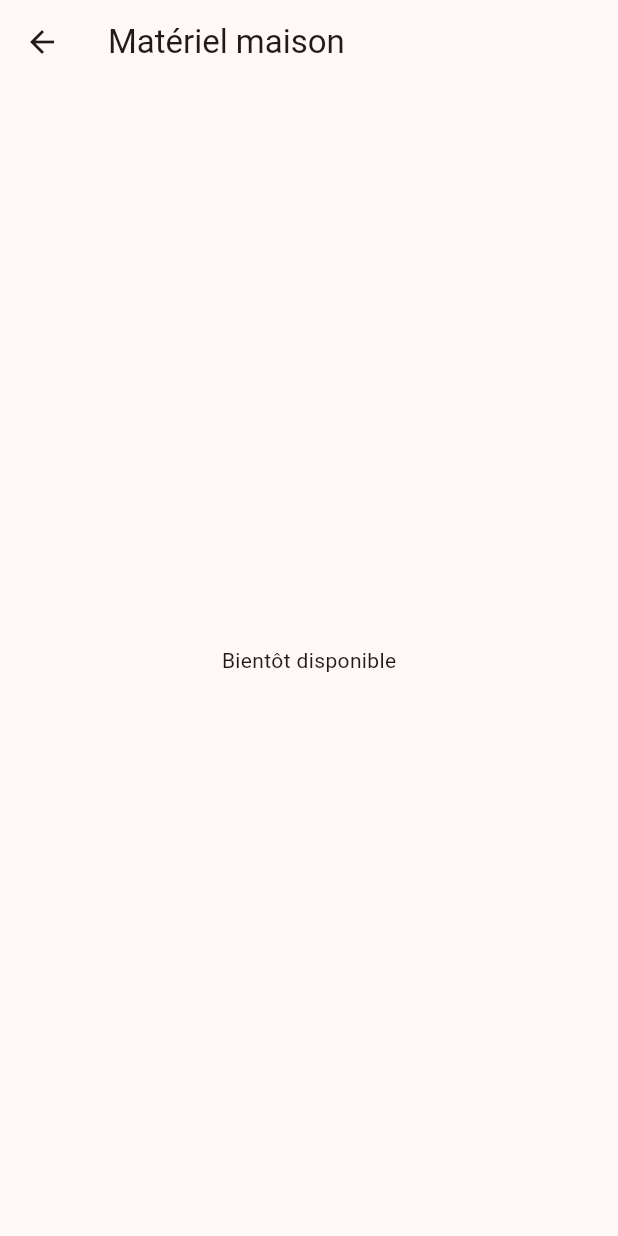
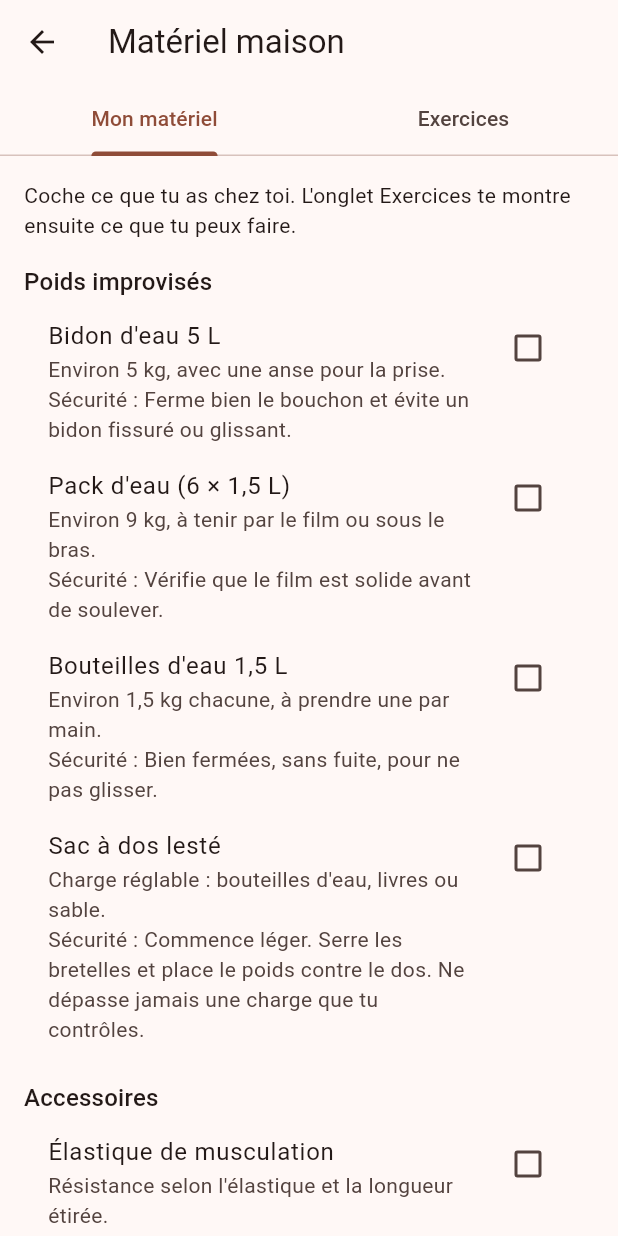
Before and after one commit to yoannbarbin-netizen/Yowda, a Flutter app: the screen it shows after launch, after a tap on "Matériel maison", on a phone screen of 412 x 824 dp. Run offline on Flutter 3.47's test engine with Material 3 defaults, Android fonts, the phone set to English and light mode, and no system bars.

Commit message:
Section Materiel maison : selection du materiel et exercices compatibles

```diff
--- /dev/null
+++ b/lib/data/materiel_maison.dart
@@ -0,0 +1,223 @@
+class Materiel {
+  final String id;
+  final String nom;
+  final String categorie;
+  final String charge;
+  final String securite;
+
+  const Materiel({
+    required this.id,
+    required this.nom,
+    required this.categorie,
+    required this.charge,
+    required this.securite,
+  });
+}
+
+class ExerciceMaison {
+  final String nom;
+  final String muscles;
+  final List<String> requis;
+  final List<String> auChoix;
+  final String consigne;
+  final String securite;
+
+  const ExerciceMaison({
+    required this.nom,
+    required this.muscles,
+    this.requis = const [],
+    this.auChoix = const [],
+    required this.consigne,
+    required this.securite,
+  });
+
+  bool estPossible(Set<String> possede) {
+    final toutLeRequis = requis.every(possede.contains);
+    final unChoix = auChoix.isEmpty || auChoix.any(possede.contains);
+    return toutLeRequis && unChoix;
+  }
+}
+
+String nomMateriel(String id) =>
+    materiels.firstWhere((m) => m.id == id).nom;
+
+const List<Materiel> materiels = [
+  Materiel(
+    id: 'bidon5l',
+    nom: "Bidon d'eau 5 L",
+    categorie: "Poids improvisés",
+    charge: "Environ 5 kg, avec une anse pour la prise.",
+    securite: "Ferme bien le bouchon et évite un bidon fissuré ou glissant.",
+  ),
+  Materiel(
+    id: 'packEau',
+    nom: "Pack d'eau (6 × 1,5 L)",
+    categorie: "Poids improvisés",
+    charge: "Environ 9 kg, à tenir par le film ou sous le bras.",
+    securite: "Vérifie que le film est solide avant de soulever.",
+  ),
+  Materiel(
+    id: 'bouteilles',
+    nom: "Bouteilles d'eau 1,5 L",
+    categorie: "Poids improvisés",
+    charge: "Environ 1,5 kg chacune, à prendre une par main.",
+    securite: "Bien fermées, sans fuite, pour ne pas glisser.",
+  ),
+  Materiel(
+    id: 'sacLeste',
+    nom: "Sac à dos lesté",
+    categorie: "Poids improvisés",
+    charge: "Charge réglable : bouteilles d'eau, livres ou sable.",
+    securite:
+        "Commence léger. Serre les bretelles et place le poids contre le dos. Ne dépasse jamais une charge que tu contrôles.",
+  ),
+  Materiel(
+    id: 'elastique',
+    nom: "Élastique de musculation",
+    categorie: "Accessoires",
+    charge: "Résistance selon l'élastique et la longueur étirée.",
+    securite: "Vérifie qu'il n'est pas abîmé et fixe-le solidement.",
+  ),
+  Materiel(
+    id: 'serviette',
+    nom: "Grande serviette",
+    categorie: "Accessoires",
+    charge: "Sert de poignée ou de tirage, sans charge propre.",
+    securite: "Choisis une serviette solide, sans trou ni déchirure.",
+  ),
+  Materiel(
+    id: 'barreTraction',
+    nom: "Barre de traction (porte ou murale)",
+    categorie: "Supports",
+    charge: "Supporte ton poids du corps, selon le modèle.",
+    securite:
+        "Vérifie la fixation avant chaque séance. Ne l'utilise pas si le cadre de porte ou le mur est fragile.",
+  ),
+  Materiel(
+    id: 'chaise',
+    nom: "Chaise solide",
+    categorie: "Mobilier",
+    charge: "Sert d'appui, sans charge propre.",
+    securite:
+        "Sans roulettes, stable, appuyée contre un mur. Teste-la avant de lui confier ton poids.",
+  ),
+  Materiel(
+    id: 'table',
+    nom: "Table solide et lourde",
+    categorie: "Mobilier",
+    charge: "Sert de support pour les tirages au poids du corps.",
+    securite:
+        "Elle doit être très stable et ne pas bouger ni basculer. Si tu as un doute, ne t'en sers pas.",
+  ),
+];
+
+const List<ExerciceMaison> exercicesMaison = [
+  ExerciceMaison(
+    nom: "Curl biceps",
+    muscles: "Biceps",
+    auChoix: ['bidon5l', 'packEau', 'bouteilles', 'sacLeste'],
+    consigne:
+        "Debout, tiens ta charge le long du corps, coudes collés aux côtés. Plie les coudes pour monter la charge vers les épaules, puis redescends lentement.",
+    securite: "Dos droit, sans balancer le corps pour aider le mouvement.",
+  ),
+  ExerciceMaison(
+    nom: "Développé épaules",
+    muscles: "Épaules, triceps",
+    auChoix: ['bidon5l', 'bouteilles', 'packEau'],
+    consigne:
+        "Debout ou assis, charge à hauteur d'épaules. Pousse vers le haut jusqu'à bras tendus, puis redescends en contrôlant.",
+    securite: "Ne cambre pas le dos. Si ça tire dans le bas du dos, allège.",
+  ),
+  ExerciceMaison(
+    nom: "Élévations latérales",
+    muscles: "Épaules",
+    requis: ['bouteilles'],
+    consigne:
+        "Une bouteille par main, bras le long du corps. Monte les bras sur les côtés jusqu'à hauteur d'épaules, puis redescends doucement.",
+    securite: "Garde les coudes légèrement fléchis et évite de hausser les épaules.",
+  ),
+  ExerciceMaison(
+    nom: "Squat goblet",
+    muscles: "Cuisses, fessiers",
+    auChoix: ['sacLeste', 'bidon5l', 'packEau'],
+    consigne:
+        "Tiens la charge contre la poitrine. Pieds écartés à la largeur des épaules, descends en poussant les fesses en arrière, puis remonte en poussant dans les talons.",
+    securite: "Dos droit et genoux dans l'axe des pieds.",
+  ),
+  ExerciceMaison(
+    nom: "Soulevé de terre roumain",
+    muscles: "Ischio-jambiers, fessiers, bas du dos",
+    auChoix: ['packEau', 'bidon5l', 'sacLeste'],
+    consigne:
+        "Debout, charge devant les cuisses. Pousse les fesses vers l'arrière en gardant le dos plat, descends jusqu'aux genoux, puis remonte.",
+    securite: "Ne ronde jamais le dos. Allège si tu ne sens pas les cuisses arrière.",
+  ),
+  ExerciceMaison(
+    nom: "Tractions",
+    muscles: "Dos, biceps",
+    requis: ['barreTraction'],
+    consigne:
+        "Suspendu à la barre, mains un peu plus larges que les épaules. Tire jusqu'à passer le menton au-dessus de la barre, puis redescends lentement.",
+    securite: "Descends toujours en contrôle et vérifie la barre avant de commencer.",
+  ),
+  ExerciceMaison(
+    nom: "Tractions lestées",
+    muscles: "Dos, biceps",
+    requis: ['barreTraction'],
+    auChoix: ['sacLeste'],
+    consigne:
+        "Mets le sac lesté sur le dos, bien serré, puis fais des tractions comme d'habitude, en commençant avec une charge légère.",
+    securite:
+        "Le sac ne doit pas bouger pendant le mouvement. Augmente la charge très progressivement.",
+  ),
+  ExerciceMaison(
+    nom: "Rowing avec élastique",
+    muscles: "Dos, biceps",
+    requis: ['elastique'],
+    consigne:
+        "Fixe l'élastique devant toi à hauteur de poitrine. Tire les coudes vers l'arrière en serrant les omoplates, puis reviens lentement.",
+    securite: "Vérifie que l'attache de l'élastique est solide.",
+  ),
+  ExerciceMaison(
+    nom: "Développé pectoraux avec élastique",
+    muscles: "Pectoraux, triceps",
+    requis: ['elastique'],
+    consigne:
+        "Passe l'élastique dans ton dos, une extrémité dans chaque main. Pousse les mains vers l'avant jusqu'à bras tendus, puis reviens doucement.",
+    securite: "Garde l'élastique bien à plat dans le dos, sans qu'il remonte au cou.",
+  ),
+  ExerciceMaison(
+    nom: "Dips sur chaise",
+    muscles: "Triceps, épaules",
+    requis: ['chaise'],
+    consigne:
+        "Assis au bord d'une chaise, mains de chaque côté des hanches. Glisse le bassin devant la chaise, plie les coudes pour descendre, puis repousse.",
+    securite: "Chaise calée contre un mur. Ne descends pas trop bas si ça tire dans l'épaule.",
+  ),
+  ExerciceMaison(
+    nom: "Rowing inversé sous la table",
+    muscles: "Dos, biceps",
+    requis: ['table'],
+    consigne:
+        "Allonge-toi sous la table, saisis le bord et tire la poitrine vers le plateau, corps gainé, puis redescends doucement.",
+    securite:
+        "Table très stable et lourde, sinon renonce. Garde la tête sous contrôle pour ne pas cogner le plateau.",
+  ),
+  ExerciceMaison(
+    nom: "Pompes lestées",
+    muscles: "Pectoraux, triceps, épaules",
+    auChoix: ['sacLeste'],
+    consigne:
+        "Mets le sac lesté sur le dos, bien serré. Fais des pompes mains sous les épaules, corps gainé de la tête aux talons.",
+    securite:
+        "Commence avec peu de poids. Si le dos se creuse, enlève du poids ou retire le sac.",
+  ),
+  ExerciceMaison(
+    nom: "Montées sur chaise",
+    muscles: "Cuisses, fessiers",
+    requis: ['chaise'],
+    consigne:
+        "Face à la chaise, pose un pied dessus et monte en poussant dans ce pied. Redescends doucement, puis change de jambe.",
+    securite: "Chaise stable et calée contre un mur. Pose le pied entier sur l'assise.",
+  ),
+];
--- a/lib/fiche_modele.dart
+++ b/lib/fiche_modele.dart
@@ -52,7 +52,7 @@ class FichePage extends StatelessWidget {
                 Icon(Icons.play_circle_outline,
                     size: 56, color: couleurs.primary),
                 const SizedBox(height: 8),
-                const Text('Illustration / animation à venir'),
+                const Text('Illustration / animation � venir'),
               ],
             ),
           ),
@@ -68,7 +68,7 @@ class FichePage extends StatelessWidget {
           Text(fiche.musclesPrincipaux),
           _titre(context, 'Muscles secondaires'),
           Text(fiche.musclesSecondaires),
-          _titre(context, 'Exécution'),
+          _titre(context, 'Ex�cution'),
           for (var i = 0; i < fiche.etapes.length; i++)
             Padding(
               padding: const EdgeInsets.only(bottom: 8),
@@ -83,7 +83,7 @@ class FichePage extends StatelessWidget {
             ),
           _titre(context, 'Respiration'),
           Text(fiche.respiration),
-          _titre(context, 'Erreurs fréquentes'),
+          _titre(context, 'Erreurs fr�quentes'),
           for (final e in fiche.erreurs)
             Padding(
               padding: const EdgeInsets.only(bottom: 6),
--- a/lib/main.dart
+++ b/lib/main.dart
@@ -1,6 +1,7 @@
 import 'package:flutter/material.dart';
 import 'pages/echauffement_page.dart';
 import 'pages/etirements_page.dart';
+import 'pages/materiel_maison_page.dart';
 
 void main() => runApp(const AppliMuscu());
 
@@ -33,6 +34,8 @@ class HomePage extends StatelessWidget {
     switch (section) {
       case 'Échauffement':
         return const EchauffementPage();
+      case 'Matériel maison':
+        return const MaterielMaisonPage();
       case 'Étirements':
         return const EtirementsPage();
       default:
--- /dev/null
+++ b/lib/pages/materiel_maison_page.dart
@@ -0,0 +1,109 @@
+import 'package:flutter/material.dart';
+import '../data/materiel_maison.dart';
+
+class MaterielMaisonPage extends StatefulWidget {
+  const MaterielMaisonPage({super.key});
+
+  @override
+  State<MaterielMaisonPage> createState() => _MaterielMaisonPageState();
+}
+
+class _MaterielMaisonPageState extends State<MaterielMaisonPage> {
+  final Set<String> _possede = {};
+
+  @override
+  Widget build(BuildContext context) {
+    return DefaultTabController(
+      length: 2,
+      child: Scaffold(
+        appBar: AppBar(
+          title: const Text('Matériel maison'),
+          bottom: const TabBar(
+            tabs: [Tab(text: 'Mon matériel'), Tab(text: 'Exercices')],
+          ),
+        ),
+        body: TabBarView(children: [_ongletMateriel(), _ongletExercices()]),
+      ),
+    );
+  }
+
+  Widget _ongletMateriel() {
+    final categories = materiels.map((m) => m.categorie).toSet().toList();
+    return ListView(
+      padding: const EdgeInsets.all(16),
+      children: [
+        const Text(
+          "Coche ce que tu as chez toi. L'onglet Exercices te montre ensuite ce que tu peux faire.",
+        ),
+        for (final cat in categories) ...[
+          Padding(
+            padding: const EdgeInsets.only(top: 16, bottom: 4),
+            child: Text(cat, style: Theme.of(context).textTheme.titleMedium),
+          ),
+          for (final m in materiels.where((m) => m.categorie == cat))
+            CheckboxListTile(
+              value: _possede.contains(m.id),
+              onChanged: (v) => setState(() {
+                if (v == true) {
+                  _possede.add(m.id);
+                } else {
+                  _possede.remove(m.id);
+                }
+              }),
+              title: Text(m.nom),
+              subtitle: Text('${m.charge}\nSécurité : ${m.securite}'),
+              isThreeLine: true,
+            ),
+        ],
+      ],
+    );
+  }
+
+  Widget _ongletExercices() {
+    if (_possede.isEmpty) {
+      return const Center(
+        child: Padding(
+          padding: EdgeInsets.all(24),
+          child: Text(
+            "Coche d'abord du matériel dans l'onglet « Mon matériel ».",
+            textAlign: TextAlign.center,
+          ),
+        ),
+      );
+    }
+    final possibles =
+        exercicesMaison.where((e) => e.estPossible(_possede)).toList();
+    return ListView(
+      padding: const EdgeInsets.all(16),
+      children: [
+        const Text(
+          "Charges improvisées : commence léger, contrôle chaque mouvement et arrête-toi en cas de douleur.",
+        ),
+        const SizedBox(height: 8),
+        Text('${possibles.length} exercice(s) possible(s)'),
+        const SizedBox(height: 8),
+        for (final e in possibles)
+          Card(
+            child: ExpansionTile(
+              title: Text(e.nom),
+              subtitle: Text(e.muscles),
+              childrenPadding: const EdgeInsets.all(16),
+              expandedCrossAxisAlignment: CrossAxisAlignment.start,
+              children: [
+                Text('Matériel : ${_materielUtilise(e)}'),
+                const SizedBox(height: 8),
+                Text(e.consigne),
+                const SizedBox(height: 8),
+                Text('Sécurité : ${e.securite}'),
+              ],
+            ),
+          ),
+      ],
+    );
+  }
+
+  String _materielUtilise(ExerciceMaison e) {
+    final ids = [...e.requis, ...e.auChoix].where(_possede.contains);
+    return ids.map(nomMateriel).join(', ');
+  }
+}
```
